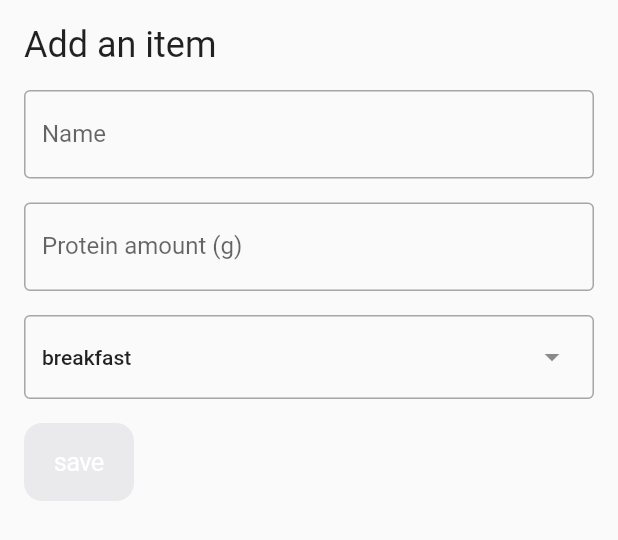
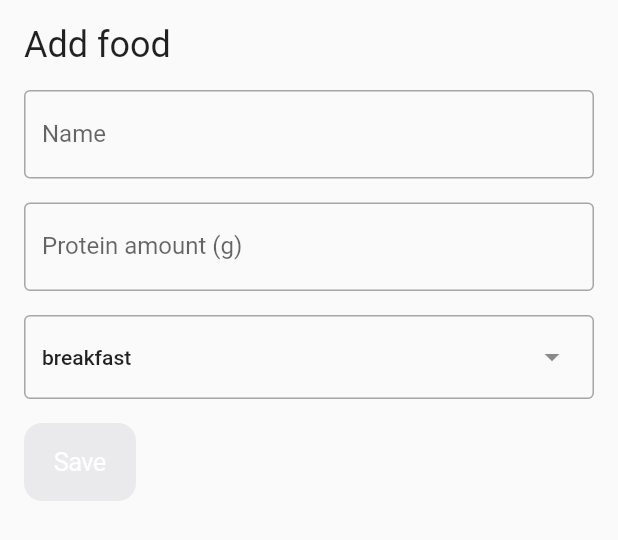
Before and after one commit to zachsao/ProteinTracker, a Flutter app: the AddFood widget shown alone on an empty page, opened directly with empty values, on a phone screen of 412 x 824 dp. Shown: the top 540 px of the screen. Run offline on Flutter 3.47's test engine with Material 2 defaults, Android fonts, the phone set to English and light mode, and no system bars; our stand-ins replace cloud_firestore, device_preview, firebase_analytics, firebase_auth, firebase_core, firebase_crashlytics and 7 more; accounts and stored records are empty.

Commit message:
add strings file

```diff
--- /dev/null
+++ b/lib/constants/strings.dart
@@ -0,0 +1,11 @@
+class Strings {
+  static const String homePrompt = "What did you eat today ?";
+  static const String goalTotal = "of %dg";
+  static const String addFood = "Add food";
+  static const String nameLabel = "Name";
+  static const String amountLabel = "Protein amount (g)";
+  static const String mealLabel = "Meal";
+  static const String editGoalButton = "Edit goal";
+  static const String saveButton = "Save";
+  static const String errorGeneric = "Something went wrong";
+}
--- a/lib/daily/daily_page.dart
+++ b/lib/daily/daily_page.dart
@@ -1,6 +1,7 @@
 import 'package:cloud_firestore/cloud_firestore.dart';
 import 'package:flutter/cupertino.dart';
 import 'package:flutter/material.dart';
+import 'package:protein_tracker/constants/strings.dart';
 import 'package:protein_tracker/daily/food_edit.dart';
 import 'package:protein_tracker/data/food_repository.dart';
 import 'package:protein_tracker/models/food.dart';
@@ -35,7 +36,7 @@ class DailyState extends State<DailyPage> {
       builder: (BuildContext context, AsyncSnapshot<QuerySnapshot> snapshot) {
         if (snapshot.hasError) {
           return const Center(
-            child: Text('Something went wrong'),
+            child: Text(Strings.errorGeneric),
           );
         }
 
@@ -56,7 +57,7 @@ class DailyState extends State<DailyPage> {
         return Column(
           children: [
             Text(
-              "What did you eat today ?",
+              Strings.homePrompt,
               style: Theme.of(context)
                   .textTheme
                   .titleLarge
--- a/lib/widgets/add_food.dart
+++ b/lib/widgets/add_food.dart
@@ -1,5 +1,6 @@
 import 'package:flutter/cupertino.dart';
 import 'package:flutter/material.dart';
+import 'package:protein_tracker/constants/strings.dart';
 import 'package:protein_tracker/models/food.dart';
 import 'package:protein_tracker/widgets/meal_dropdown.dart';
 
@@ -45,17 +46,18 @@ class AddFoodState extends State<AddFood> {
         crossAxisAlignment: CrossAxisAlignment.start,
         children: [
           Text(
-            "Add an item",
+            Strings.addFood,
             style: Theme.of(context).textTheme.headlineSmall,
           ),
           const SizedBox(height: 16),
-          buildTextEdit(nameController, "Name"),
+          buildTextEdit(nameController, Strings.nameLabel),
           const SizedBox(height: 16),
-          buildTextEdit(amountController, "Protein amount (g)",
+          buildTextEdit(amountController, Strings.amountLabel,
               textInputType: TextInputType.number, maxLength: 4),
           const SizedBox(height: 16),
           MealDropDown(
             initialValue: dropdownValue,
+            width: MediaQuery.of(context).size.width - 32,
             onSelected: (value) => setState(() {
               dropdownValue = value!;
             }),
@@ -63,7 +65,7 @@ class AddFoodState extends State<AddFood> {
           const SizedBox(height: 16),
           CupertinoButton.filled(
               onPressed: isValid() ? sendFood : null,
-              child: const Text("save")),
+              child: const Text(Strings.saveButton)),
           const SizedBox(height: 64),
         ],
       ),
--- a/lib/widgets/meal_dropdown.dart
+++ b/lib/widgets/meal_dropdown.dart
@@ -4,14 +4,15 @@ import 'package:protein_tracker/models/food.dart';
 class MealDropDown extends StatelessWidget {
   final MealType initialValue;
   final void Function(MealType?) onSelected;
+  final double? width;
 
   const MealDropDown(
-      {super.key, required this.initialValue, required this.onSelected});
+      {super.key, required this.initialValue, required this.onSelected, this.width});
 
   @override
   Widget build(BuildContext context) {
     return DropdownMenu<MealType>(
-        width: MediaQuery.of(context).size.width - 32,
+        width: width,
         initialSelection: initialValue,
         dropdownMenuEntries: MealType.values.map((MealType type) {
           return DropdownMenuEntry<MealType>(value: type, label: type.name);
--- a/lib/widgets/update_goal_dialog.dart
+++ b/lib/widgets/update_goal_dialog.dart
@@ -1,4 +1,5 @@
 import 'package:flutter/material.dart';
+import 'package:protein_tracker/constants/strings.dart';
 
 class UpdateGoalDialog extends StatefulWidget {
   final Function updateGoal;
@@ -28,7 +29,7 @@ class _UpdateGoalDialogState extends State<UpdateGoalDialog> {
   Widget build(BuildContext context) {
     return TextButton(
       onPressed: () => showUpdateDialog(context),
-      child: const Text("Edit goal"),
+      child: const Text(Strings.editGoalButton),
     );
   }
 
```
